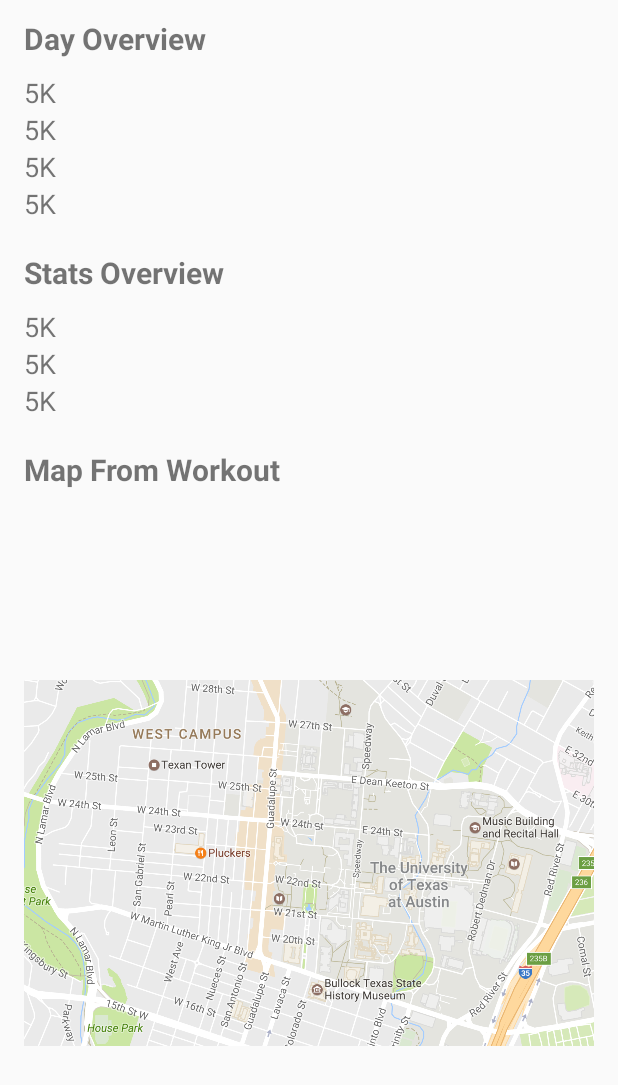
After one commit to heenana/RunningApp, an Android app: the layout activity_day_overview_completed.xml on its own in the app's theme, with its tools: preview values and no code run, on a phone screen of 412 x 824 dp. The commit adds this screen. Shown: the top 1085 px of the screen. Run offline under Robolectric (Android 15) with nearby library versions, the phone set to English and light mode, and no system bars.

Commit message:
Created the DayOverViewCompleted activity for days that are already done

```diff
--- /dev/null
+++ b/app/src/main/res/layout/activity_day_overview_completed.xml
@@ -0,0 +1,123 @@
+<?xml version="1.0" encoding="utf-8"?>
+
+<android.support.v4.widget.DrawerLayout xmlns:android="http://schemas.android.com/apk/res/android"
+    xmlns:app="http://schemas.android.com/apk/res-auto"
+    xmlns:tools="http://schemas.android.com/tools"
+    android:id="@+id/activity_day_overview_completed"
+    android:layout_width="match_parent"
+    android:layout_height="match_parent"
+    tools:context="heenan.runningapp.DayOverview">
+
+
+    <LinearLayout
+
+        android:id="@+id/days_planoverview"
+        android:layout_width="match_parent"
+        android:layout_height="match_parent"
+        android:paddingTop="12dp"
+        android:paddingBottom="@dimen/activity_vertical_margin"
+        android:paddingLeft="@dimen/activity_horizontal_margin"
+        android:paddingRight="@dimen/activity_horizontal_margin"
+        android:orientation="vertical">
+
+        <TextView
+            android:layout_width="match_parent"
+            android:layout_height="wrap_content"
+            android:text="@string/day_overview_title"
+            android:textSize="20sp"
+            android:textStyle="bold" />
+
+        <TextView
+            android:id="@+id/run"
+            android:layout_width="wrap_content"
+            android:layout_height="wrap_content"
+            android:layout_marginTop="10dp"
+            android:text="@string/race_5k"
+            android:textSize="18sp" />
+
+        <TextView
+            android:id="@+id/walk"
+            android:layout_width="match_parent"
+            android:layout_height="wrap_content"
+            android:text="@string/race_5k"
+            android:textSize="18sp" />
+
+        <TextView
+            android:id="@+id/sets"
+            android:layout_width="match_parent"
+            android:layout_height="wrap_content"
+            android:text="@string/race_5k"
+            android:textSize="18sp" />
+
+        <TextView
+            android:id="@+id/length"
+            android:layout_width="wrap_content"
+            android:layout_height="wrap_content"
+            android:text="@string/race_5k"
+            android:textSize="18sp" />
+
+        <TextView
+            android:layout_width="match_parent"
+            android:layout_height="wrap_content"
+            android:text="@string/stats_title"
+            android:layout_marginTop="20dp"
+            android:textSize="20sp"
+            android:textStyle="bold" />
+
+        <TextView
+            android:id="@+id/distance"
+            android:layout_width="wrap_content"
+            android:layout_height="wrap_content"
+            android:layout_marginTop="10dp"
+            android:text="@string/race_5k"
+            android:textSize="18sp" />
+
+        <TextView
+            android:id="@+id/avg_walking_speed"
+            android:layout_width="match_parent"
+            android:layout_height="wrap_content"
+            android:text="@string/race_5k"
+            android:textSize="18sp" />
+
+        <TextView
+            android:id="@+id/avg_running_speed"
+            android:layout_width="match_parent"
+            android:layout_height="wrap_content"
+            android:text="@string/race_5k"
+            android:textSize="18sp" />
+
+        <TextView
+            android:layout_width="match_parent"
+            android:layout_height="wrap_content"
+            android:text="@string/map_title"
+            android:layout_marginTop="20dp"
+            android:textSize="20sp"
+            android:textStyle="bold" />
+
+        <RelativeLayout xmlns:android="http://schemas.android.com/apk/res/android"
+            android:id="@+id/relativeLayout1"
+            android:layout_width="fill_parent"
+            android:layout_height="fill_parent"
+            android:paddingTop="16dp">
+
+            <ImageView
+                android:id="@+id/map_image"
+                android:layout_width="wrap_content"
+                android:layout_height="wrap_content"
+                android:layout_gravity="center"
+                android:src="@drawable/default_map"
+                />
+
+        </RelativeLayout>
+
+    </LinearLayout>
+
+    <android.support.design.widget.NavigationView
+        android:layout_width="wrap_content"
+        android:layout_height="match_parent"
+        android:layout_gravity="start"
+        app:menu="@menu/navigation_menu">
+
+    </android.support.design.widget.NavigationView>
+
+</android.support.v4.widget.DrawerLayout>
--- a/app/src/main/res/values/strings.xml
+++ b/app/src/main/res/values/strings.xml
@@ -9,6 +9,8 @@
 
     <string name="plan_overview_title">Plan Overview</string>
     <string name="day_overview_title">Day Overview</string>
+    <string name="stats_title">Stats Overview</string>
+    <string name="map_title">Map From Workout</string>
     <string name="race_setup">Race Set Up</string>
     <string name="week6">6</string>
     <string name="week8">8</string>
```
Also changed, not shown: app/src/main/AndroidManifest.xml (+8 -0 lines), app/src/main/java/heenan/runningapp/DayOverviewCompleted.java (added, +80 -0 lines), app/src/main/java/heenan/runningapp/PlanOverview.java (+7 -2 lines), app/src/main/res/drawable/default_map.png (added).
